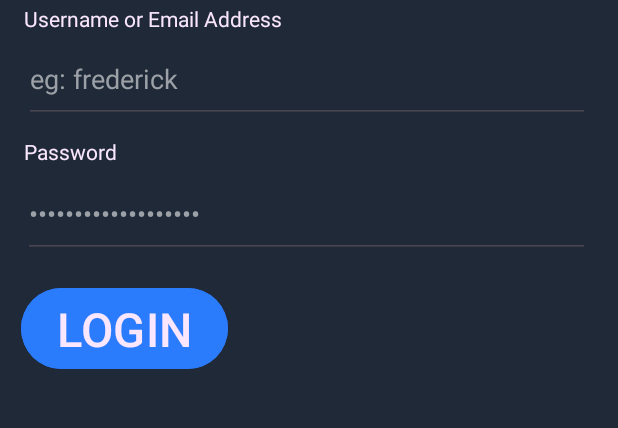
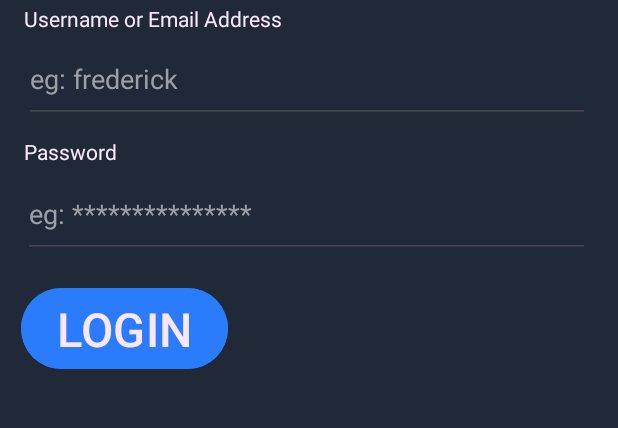
Before and after one commit to not-a-ethan/vikunja, an Android app: the screen it shows after launch (MainActivity), on a phone screen of 412 x 824 dp, the part 327-755 px from its top. Run offline under Robolectric (Android 15) with nearby library versions, the phone set to English and light mode, and no system bars.

Commit message:
Working on the login page

```diff
--- a/app/build.gradle.kts
+++ b/app/build.gradle.kts
@@ -45,4 +45,9 @@ dependencies {
     testImplementation(libs.junit)
     androidTestImplementation(libs.androidx.junit)
     androidTestImplementation(libs.androidx.espresso.core)
+
+    implementation("androidx.datastore:datastore-preferences:1.1.7")
+    implementation("androidx.datastore:datastore-preferences-rxjava2:1.1.7")
+    implementation("androidx.datastore:datastore-preferences-rxjava3:1.1.7")
+    implementation("androidx.datastore:datastore-preferences-core:1.1.7")
 }
--- a/app/src/main/AndroidManifest.xml
+++ b/app/src/main/AndroidManifest.xml
@@ -1,6 +1,9 @@
 <?xml version="1.0" encoding="utf-8"?>
 <manifest xmlns:android="http://schemas.android.com/apk/res/android"
     xmlns:tools="http://schemas.android.com/tools">
+
+    <uses-permission android:name="android.permission.INTERNET" />
+    <uses-permission android:name="android.permission.ACCESS_NETWORK_STATE" />
 
     <application
         android:allowBackup="true"
--- a/app/src/main/java/com/example/vikunja/MainActivity.kt
+++ b/app/src/main/java/com/example/vikunja/MainActivity.kt
@@ -1,20 +1,65 @@
 package com.example.vikunja
 
 import android.os.Bundle
-import androidx.activity.enableEdgeToEdge
+import android.view.View
+import android.widget.Button
+import android.widget.EditText
 import androidx.appcompat.app.AppCompatActivity
-import androidx.core.view.ViewCompat
-import androidx.core.view.WindowInsetsCompat
+import java.net.HttpURLConnection
+import java.net.URI
+import java.net.URL
+import javax.net.ssl.HttpsURLConnection
 
-class MainActivity : AppCompatActivity() {
+class MainActivity : AppCompatActivity(), View.OnClickListener {
+
+    private lateinit var loginBtn : Button
+    private lateinit var apiURLInput : EditText
+    private lateinit var usernameInput : EditText
+    private lateinit var passwordInput : EditText
+
     override fun onCreate(savedInstanceState: Bundle?) {
         super.onCreate(savedInstanceState)
-        enableEdgeToEdge()
         setContentView(R.layout.activity_main)
-        ViewCompat.setOnApplyWindowInsetsListener(findViewById(R.id.main)) { v, insets ->
-            val systemBars = insets.getInsets(WindowInsetsCompat.Type.systemBars())
-            v.setPadding(systemBars.left, systemBars.top, systemBars.right, systemBars.bottom)
-            insets
+
+        loginBtn = findViewById(R.id.login)
+        apiURLInput = findViewById(R.id.apiURL)
+        usernameInput = findViewById(R.id.username)
+        passwordInput = findViewById(R.id.password)
+
+        loginBtn.setOnClickListener(this)
+    }
+
+    /*
+    private fun goodAPI(url: URL): Thread {
+        return Thread {
+            val connection = url.openConnection()
+        }
+    }
+*/
+    override fun onClick(v: View?) {
+        checkAPI().start()
+    }
+
+    private fun logIn(totp: Boolean): Thread {
+        return Thread {
+            val username = usernameInput.text.toString()
+            val password = passwordInput.text.toString()
+        }
+    }
+
+    private fun checkAPI(): Thread {
+        val apiURL = apiURLInput.text.toString()
+
+        return Thread {
+            val url = URL("$apiURL/info")
+            val connection = url.openConnection() as HttpsURLConnection
+            //connection.requestMethod = "GET"
+
+            if (connection.responseCode == 200) {
+                logIn(false)
+            } else {
+                // Display message for bad API url
+            }
         }
     }
 }
--- a/app/src/main/res/layout/activity_main.xml
+++ b/app/src/main/res/layout/activity_main.xml
@@ -35,15 +35,16 @@
         android:layout_width="377dp"
         android:layout_height="58dp"
         android:layout_marginTop="160dp"
+        android:autofillHints=""
         android:ems="10"
+        android:hint="@string/login_apiURL_hint"
         android:inputType="textUri"
-        android:hint="@string/login_apiURL_hint"
+        android:textColor="@color/White_Text"
         android:textColorHint="@color/hint_color"
         app:layout_constraintEnd_toEndOf="parent"
         app:layout_constraintHorizontal_bias="0.47"
         app:layout_constraintStart_toStartOf="parent"
-        app:layout_constraintTop_toTopOf="parent"
-        android:autofillHints="" />
+        app:layout_constraintTop_toTopOf="parent" />
 
     <EditText
         android:id="@+id/username"
@@ -52,8 +53,9 @@
         android:layout_marginTop="24dp"
         android:autofillHints="username"
         android:ems="10"
+        android:hint="@string/login_username_hint"
         android:inputType="text"
-        android:hint="@string/login_username_hint"
+        android:textColor="@color/White_Text"
         android:textColorHint="@color/hint_color"
         app:layout_constraintEnd_toEndOf="parent"
         app:layout_constraintHorizontal_bias="0.47"
@@ -106,15 +108,16 @@
         android:autofillHints="password"
         android:ems="10"
         android:inputType="textPassword"
-        android:text="@string/login_password_hint"
-        android:textColor="@color/hint_color"
+        android:hint="@string/login_password_hint"
+        android:textColorHint="@color/hint_color"
+        android:textColor="@color/White_Text"
         app:layout_constraintEnd_toEndOf="parent"
         app:layout_constraintHorizontal_bias="0.454"
         app:layout_constraintStart_toStartOf="parent"
         app:layout_constraintTop_toBottomOf="@+id/username" />
 
     <Button
-        android:id="@+id/button2"
+        android:id="@+id/login"
         android:layout_width="wrap_content"
         android:layout_height="wrap_content"
         android:layout_marginTop="16dp"
```
Also changed, not shown: app/src/main/java/com/example/vikunja/DataStoreManager.kt (added, +14 -0 lines), app/src/main/ic_launcher-playstore.png (deleted).
